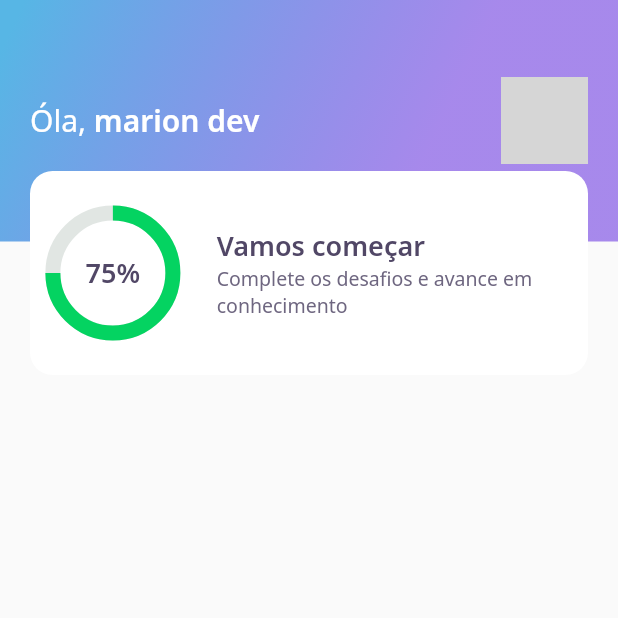
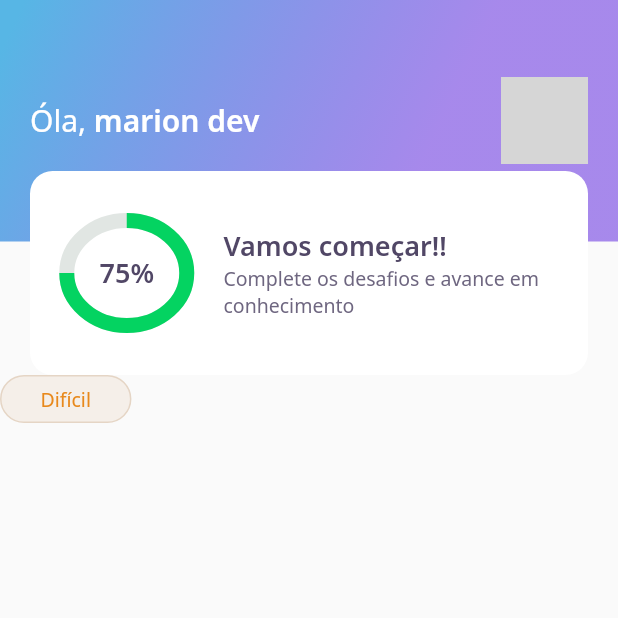
Before and after one commit to marcosmariondev/dev_quiz, a Flutter app: the screen it shows after launch, on a phone screen of 412 x 824 dp, the top half of it. Run offline on Flutter 3.47's test engine with Material 2 defaults, Android fonts, the phone set to English and light mode, and no system bars; our stand-ins replace google_fonts; network calls fail; grey boxes are pictures that could not be loaded.

Commit message:
level_buttom_widget

```diff
--- a/lib/home/home_page.dart
+++ b/lib/home/home_page.dart
@@ -1,4 +1,5 @@
 import 'package:dev_quiz/home/widgets/appbar/appbar_widget.dart';
+import 'package:dev_quiz/home/widgets/level_button/level_button_widget.dart';
 import 'package:flutter/material.dart';
 
 class HomePage extends StatefulWidget {
@@ -11,6 +12,9 @@ class _HomePageState extends State<HomePage> {
   Widget build(BuildContext context) {
     return Scaffold(
       appBar: AppBarWidget(),
+      body: LevelButtonWidget(
+        label: "Difícil",
+      ),
     );
   }
 }
--- a/lib/home/widgets/appbar/appbar_widget.dart
+++ b/lib/home/widgets/appbar/appbar_widget.dart
@@ -12,8 +12,8 @@ class AppBarWidget extends PreferredSize {
             child: Stack(
               children: [
                 Container(
+                  padding: const EdgeInsets.symmetric(horizontal: 20),
                   height: 161,
-                  padding: const EdgeInsets.symmetric(horizontal: 20),
                   width: double.maxFinite,
                   decoration: BoxDecoration(gradient: AppGradients.linear),
                   child: Row(
@@ -32,7 +32,7 @@ class AppBarWidget extends PreferredSize {
                         width: 58,
                         height: 58,
                         decoration: BoxDecoration(
-                          borderRadius: BorderRadius.circular(10),
+                          borderRadius: BorderRadius.circular(100),
                           image: DecorationImage(
                               image: NetworkImage(
                                   "https://avatars.githubusercontent.com/u/2903044?v=4")),
--- a/lib/home/widgets/chart/chart_widget.dart
+++ b/lib/home/widgets/chart/chart_widget.dart
@@ -12,7 +12,7 @@ class ChartWidget extends StatelessWidget {
         children: [
           Center(
             child: Container(
-              height: 80,
+              height: 70,
               width: 80,
               child: CircularProgressIndicator(
                 strokeWidth: 10,
--- /dev/null
+++ b/lib/home/widgets/level_button/level_button_widget.dart
@@ -0,0 +1,58 @@
+import 'package:dev_quiz/core/app_colors.dart';
+import 'package:flutter/material.dart';
+import 'package:google_fonts/google_fonts.dart';
+
+class LevelButtonWidget extends StatelessWidget {
+  final String label;
+
+  LevelButtonWidget({
+    Key? key,
+    required this.label,
+  })   : assert(["Fácil", "Médio", "Difícil", "Perito"].contains(label)),
+        super(key: key);
+
+  final config = {
+    "Fácil": {
+      "color": AppColors.levelButtonFacil,
+      "borderColor": AppColors.levelButtonBorderFacil,
+      "fontColor": AppColors.levelButtonTextFacil,
+    },
+    "Médio": {
+      "color": AppColors.levelButtonMedio,
+      "borderColor": AppColors.levelButtonBorderMedio,
+      "fontColor": AppColors.levelButtonTextMedio,
+    },
+    "Difícil": {
+      "color": AppColors.levelButtonDificil,
+      "borderColor": AppColors.levelButtonBorderDificil,
+      "fontColor": AppColors.levelButtonTextDificil,
+    },
+    "Perito": {
+      "color": AppColors.levelButtonPerito,
+      "borderColor": AppColors.levelButtonBorderPerito,
+      "fontColor": AppColors.levelButtonTextPerito,
+    },
+  };
+
+  Color get color => config[label]!['color']!;
+  Color get borderColor => config[label]!['borderColor']!;
+  Color get fontColor => config[label]!['fontColor']!;
+
+  @override
+  Widget build(BuildContext context) {
+    return Container(
+      decoration: BoxDecoration(
+        color: color,
+        border: Border.fromBorderSide(BorderSide(color: borderColor)),
+        borderRadius: BorderRadius.circular(28),
+      ),
+      child: Padding(
+        padding: const EdgeInsets.symmetric(horizontal: 26, vertical: 6),
+        child: Text(
+          label,
+          style: GoogleFonts.notoSans(color: fontColor, fontSize: 13),
+        ),
+      ),
+    );
+  }
+}
--- a/lib/home/widgets/score_card/score_card_widget.dart
+++ b/lib/home/widgets/score_card/score_card_widget.dart
@@ -15,7 +15,7 @@ class ScoreCardWidget extends StatelessWidget {
           borderRadius: BorderRadius.circular(15),
         ),
         child: Padding(
-          padding: const EdgeInsets.only(left: 10),
+          padding: const EdgeInsets.symmetric(horizontal: 24),
           child: Row(
             crossAxisAlignment: CrossAxisAlignment.center,
             children: [
@@ -32,7 +32,7 @@ class ScoreCardWidget extends StatelessWidget {
                     crossAxisAlignment: CrossAxisAlignment.start,
                     children: [
                       Text(
-                        "Vamos começar",
+                        "Vamos começar!!",
                         style: AppTextStyles.heading,
                       ),
                       Text(
```
